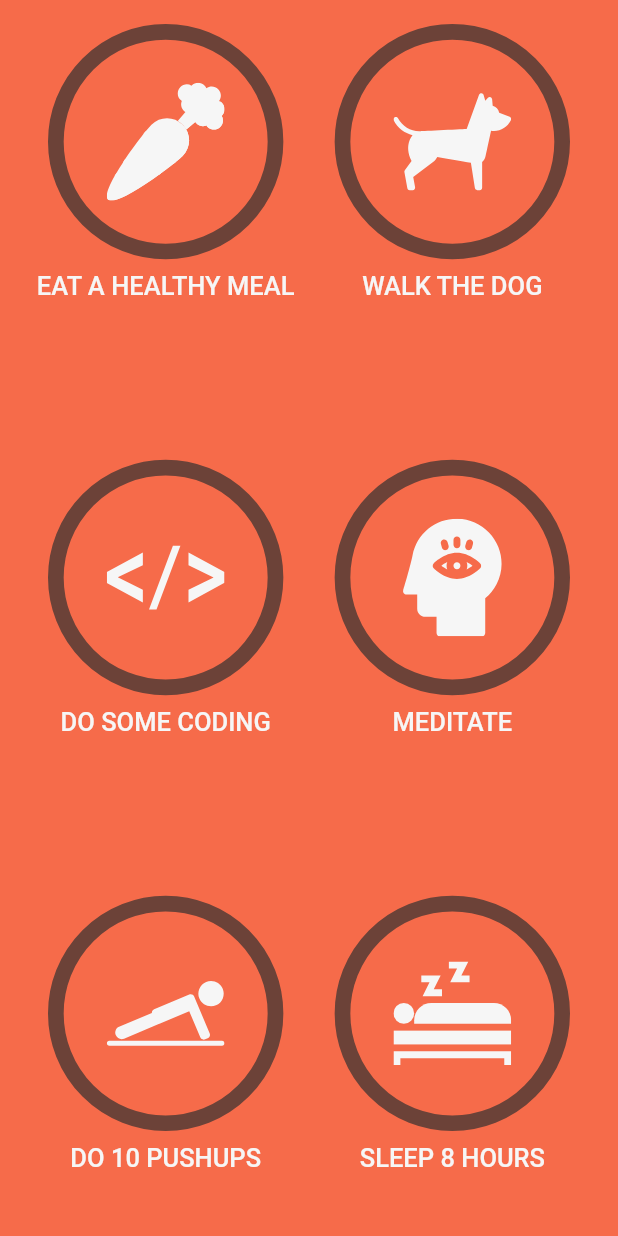
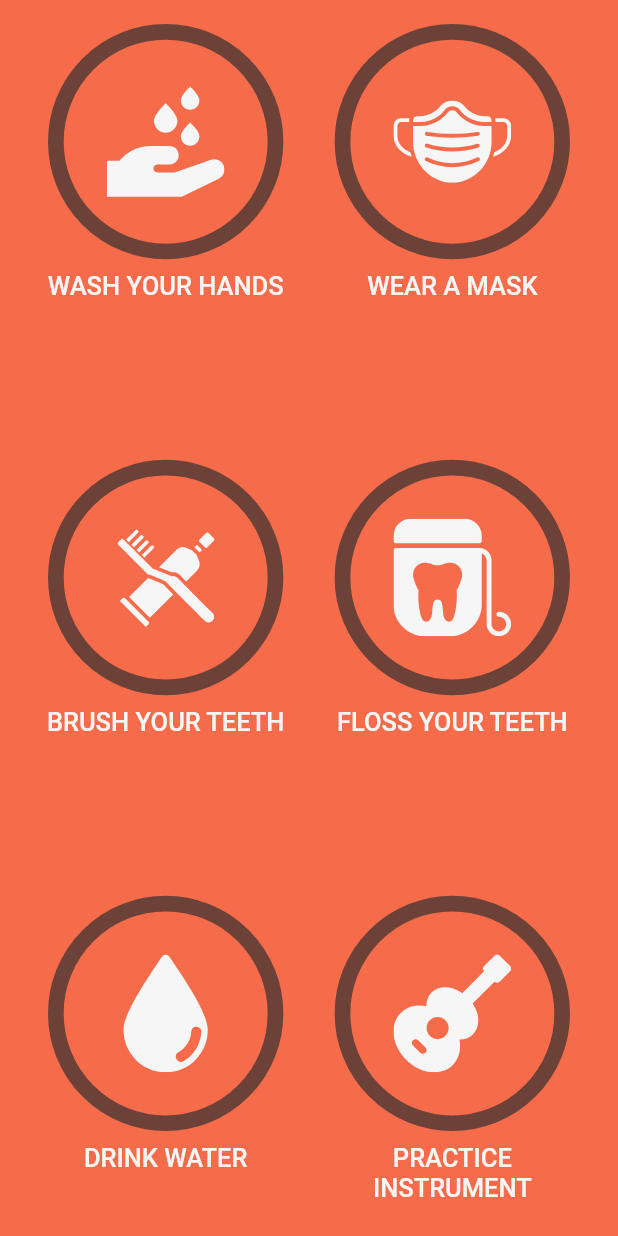
Before and after one commit to Kriss-Kross33/habit_tracker, a Flutter app: the screen it shows after launch, on a phone screen of 412 x 824 dp. Run offline on Flutter 3.47's test engine with Material 2 defaults, Android fonts, the phone set to English and light mode, and no system bars; our stand-ins replace flutter_svg, hive, hive_flutter; accounts and stored records are empty; Roboto replaces fonts that are missing (Helvetica Neue).

Commit message:
read tasks from hive and pass them to TasksGridPage

```diff
--- a/lib/main.dart
+++ b/lib/main.dart
@@ -1,4 +1,5 @@
 import 'package:flutter/material.dart';
+import 'package:habit_tracker/models/models.dart';
 import 'package:habit_tracker/persistence/hive_data_store.dart';
 import 'package:habit_tracker/themes/app_theme.dart';
 import 'package:habit_tracker/ui/ui.dart';
@@ -10,6 +11,14 @@ Future<void> main() async {
   await AppAssets.preloadSVGs();
   final dataStore = HiveDataStore();
   await dataStore.init();
+  await dataStore.createDemoTask(tasks: [
+    Task.create(name: 'Wash Your Hands', iconName: AppAssets.washHands),
+    Task.create(name: 'Wear a Mask', iconName: AppAssets.mask),
+    Task.create(name: 'Brush Your Teeth', iconName: AppAssets.toothbrush),
+    Task.create(name: 'Floss Your Teeth', iconName: AppAssets.dentalFloss),
+    Task.create(name: 'Drink Water', iconName: AppAssets.water),
+    Task.create(name: 'Practice Instrument', iconName: AppAssets.guitar),
+  ]);
   runApp(const MainApp());
 }
 
--- a/lib/models/task.dart
+++ b/lib/models/task.dart
@@ -1,4 +1,5 @@
 import 'package:hive/hive.dart';
+import 'package:uuid/uuid.dart';
 
 part 'task.g.dart';
 
@@ -10,6 +11,15 @@ class Task {
     required this.iconName,
   });
 
+  factory Task.create({required String name, required String iconName}) {
+    final id = Uuid().v1();
+    return Task(
+      id: id,
+      name: name,
+      iconName: iconName,
+    );
+  }
+
   @HiveField(0)
   final String id;
   @HiveField(1)
--- a/lib/persistence/hive_data_store.dart
+++ b/lib/persistence/hive_data_store.dart
@@ -1,3 +1,4 @@
+import 'package:flutter/foundation.dart';
 import 'package:hive_flutter/hive_flutter.dart';
 
 import '../models/models.dart';
@@ -10,4 +11,17 @@ class HiveDataStore {
     Hive.registerAdapter<Task>(TaskAdapter());
     await Hive.openBox<Task>(taskBoxName);
   }
+
+  Future<void> createDemoTask(
+      {required List<Task> tasks, bool force = false}) async {
+    final box = Hive.box<Task>(taskBoxName);
+    if (box.isEmpty || force) {
+      await box.clear();
+      await box.addAll(tasks);
+    }
+  }
+
+  ValueListenable<Box<Task>> taskListenable() {
+    return Hive.box<Task>(taskBoxName).listenable();
+  }
 }
--- a/lib/ui/home/home_page.dart
+++ b/lib/ui/home/home_page.dart
@@ -1,23 +1,23 @@
 import 'package:flutter/material.dart';
-import 'package:habit_tracker/constants/app_assets.dart';
+import 'package:habit_tracker/persistence/hive_data_store.dart';
 import 'package:habit_tracker/ui/home/task_grid_page.dart';
+import 'package:hive/hive.dart';
 
-import '../../models/task_preset.dart';
+import '../../models/models.dart';
 
 class HomePage extends StatelessWidget {
   const HomePage({super.key});
 
   @override
   Widget build(BuildContext context) {
-    return TaskGridPage(
-      tasks: const [
-        TaskPreset(name: 'Eat a Healthy Meal', iconName: AppAssets.carrot),
-        TaskPreset(name: 'Walk the Dog', iconName: AppAssets.dog),
-        TaskPreset(name: 'Do Some Coding', iconName: AppAssets.html),
-        TaskPreset(name: 'Meditate', iconName: AppAssets.meditation),
-        TaskPreset(name: 'Do 10 Pushups', iconName: AppAssets.pushups),
-        TaskPreset(name: 'Sleep 8 Hours', iconName: AppAssets.rest),
-      ],
-    );
+    final dataStore = HiveDataStore();
+
+    return ValueListenableBuilder(
+        valueListenable: dataStore.taskListenable(),
+        builder: (_, Box<Task> box, __) {
+          return TaskGridPage(
+            tasks: box.values.toList(),
+          );
+        });
   }
 }
--- a/lib/ui/home/task_grid.dart
+++ b/lib/ui/home/task_grid.dart
@@ -1,13 +1,14 @@
 import 'dart:math';
 
 import 'package:flutter/material.dart';
-import 'package:habit_tracker/models/task_preset.dart';
 import 'package:habit_tracker/ui/task/task_with_name.dart';
+
+import '../../models/models.dart';
 
 class TaskGrid extends StatelessWidget {
   const TaskGrid({super.key, required this.tasks});
 
-  final List<TaskPreset> tasks;
+  final List<Task> tasks;
 
   @override
   Widget build(BuildContext context) {
--- a/lib/ui/home/task_grid_page.dart
+++ b/lib/ui/home/task_grid_page.dart
@@ -10,7 +10,7 @@ class TaskGridPage extends StatelessWidget {
     required this.tasks,
   });
 
-  final List<TaskPreset> tasks;
+  final List<Task> tasks;
 
   @override
   Widget build(BuildContext context) {
@@ -25,7 +25,7 @@ class TaskGridPage extends StatelessWidget {
 
 class TaskGridContents extends StatelessWidget {
   const TaskGridContents({super.key, required this.tasks});
-  final List<TaskPreset> tasks;
+  final List<Task> tasks;
 
   @override
   Widget build(BuildContext context) {
--- a/lib/ui/task/task_with_name.dart
+++ b/lib/ui/task/task_with_name.dart
@@ -1,8 +1,8 @@
 import 'package:flutter/material.dart';
-import 'package:habit_tracker/models/task_preset.dart';
 import 'package:habit_tracker/ui/task/task.dart';
 
 import '../../constants/constants.dart';
+import '../../models/models.dart';
 import '../../themes/app_theme.dart';
 
 class TaskWithName extends StatelessWidget {
@@ -11,7 +11,7 @@ class TaskWithName extends StatelessWidget {
     required this.task,
   });
 
-  final TaskPreset task;
+  final Task task;
 
   @override
   Widget build(BuildContext context) {
```
Also changed, not shown: 1 other file.
